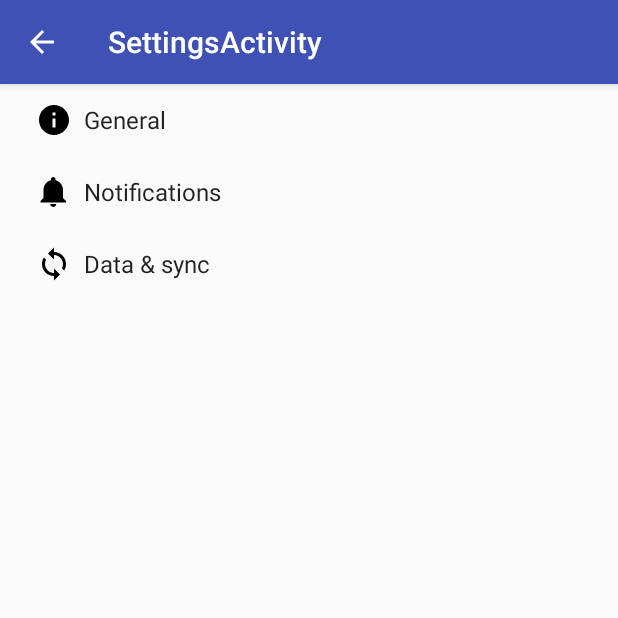
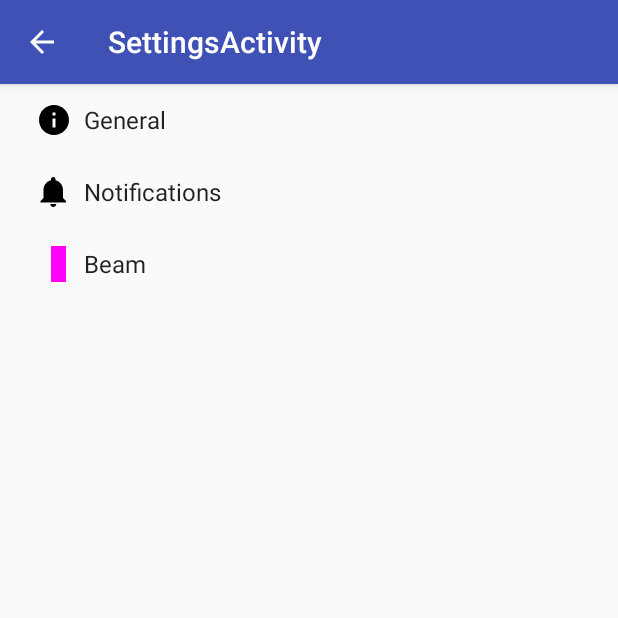
Before and after one commit to walterzhangau/BeamProject, an Android app: the SettingsActivity screen opened directly, with no data from a screen before it, on a phone screen of 412 x 824 dp, the top half of it. Run offline under Robolectric (Android 15) with nearby library versions, the phone set to English and light mode, and no system bars.

Commit message:
Edited settings fragments values/names
Added in new Icon for beam Settings

```diff
--- a/Beam/app/src/main/java/com/example/grace/myapplication/SettingsActivity.java
+++ b/Beam/app/src/main/java/com/example/grace/myapplication/SettingsActivity.java
@@ -166,7 +166,7 @@ public class SettingsActivity extends AppCompatPreferenceActivity {
     protected boolean isValidFragment(String fragmentName) {
         return PreferenceFragment.class.getName().equals(fragmentName)
                 || GeneralPreferenceFragment.class.getName().equals(fragmentName)
-                || DataSyncPreferenceFragment.class.getName().equals(fragmentName)
+                || BeamPreferenceFragment.class.getName().equals(fragmentName)
                 || NotificationPreferenceFragment.class.getName().equals(fragmentName);
     }
 
@@ -231,22 +231,22 @@ public class SettingsActivity extends AppCompatPreferenceActivity {
     }
 
     /**
-     * This fragment shows data and sync preferences only. It is used when the
+     * This fragment shows beam preferences only. It is used when the
      * activity is showing a two-pane settings UI.
      */
     @TargetApi(Build.VERSION_CODES.HONEYCOMB)
-    public static class DataSyncPreferenceFragment extends PreferenceFragment {
+    public static class BeamPreferenceFragment extends PreferenceFragment {
         @Override
         public void onCreate(Bundle savedInstanceState) {
             super.onCreate(savedInstanceState);
-            addPreferencesFromResource(R.xml.pref_data_sync);
+            addPreferencesFromResource(R.xml.pref_beam);
             setHasOptionsMenu(true);
 
             // Bind the summaries of EditText/List/Dialog/Ringtone preferences
             // to their values. When their values change, their summaries are
             // updated to reflect the new value, per the Android Design
             // guidelines.
-            bindPreferenceSummaryToValue(findPreference("sync_frequency"));
+            //bindPreferenceSummaryToValue(findPreference("sync_frequency"));
         }
 
         @Override
--- /dev/null
+++ b/Beam/app/src/main/res/drawable/ic_beam.xml
@@ -0,0 +1,10 @@
+<?xml version="1.0" encoding="utf-8"?>
+<vector xmlns:android="http://schemas.android.com/apk/res/android"
+    android:width="24dp"
+    android:height="24dp"
+    android:viewportHeight="24.0"
+    android:viewportWidth="24.0">
+    <path
+        android:fillColor="#FFFF00FF"
+        android:pathData="M10 0 L20 0 L20 30 L10 30 Z" />
+</vector>
--- a/Beam/app/src/main/res/values/strings.xml
+++ b/Beam/app/src/main/res/values/strings.xml
@@ -44,19 +44,19 @@
         <item>-1</item>
     </string-array>
 
-    <!-- Example settings for Data & Sync -->
-    <string name="pref_header_data_sync">Data &amp; sync</string>
+    <!-- Example settings for Beam -->
+    <string name="pref_header_beam">Beam</string>
 
-    <string name="pref_title_sync_frequency">Sync frequency</string>
-    <string-array name="pref_sync_frequency_titles">
-        <item>15 minutes</item>
-        <item>30 minutes</item>
-        <item>1 hour</item>
-        <item>3 hours</item>
-        <item>6 hours</item>
-        <item>Never</item>
+    <string name="pref_title_beam_colour">Beam colour</string>
+    <string-array name="pref_beam_colour_titles">
+        <item>Red</item>
+        <item>Orange</item>
+        <item>Yellow</item>
+        <item>Green</item>
+        <item>Blue</item>
+        <item>Purple</item>
     </string-array>
-    <string-array name="pref_sync_frequency_values">
+    <string-array name="pref_beam_colour_values">
         <item>15</item>
         <item>30</item>
         <item>60</item>
@@ -79,7 +79,7 @@
 
     <string-array name="multi_select_list_preference_default_value" />
 
-    <string name="pref_title_system_sync_settings">System sync settings</string>
+    <string name="pref_title_beam_settings">System beam settings</string>
 
     <!-- Example settings for Notifications -->
     <string name="pref_header_notifications">Notifications</string>
--- a/Beam/app/src/main/res/xml/pref_data_sync.xml
+++ b/Beam/app/src/main/res/xml/pref_beam.xml
@@ -5,17 +5,17 @@
     <!-- NOTE: ListPreference's summary should be set to its value by the activity code. -->
     <ListPreference
         android:defaultValue="180"
-        android:entries="@array/pref_sync_frequency_titles"
-        android:entryValues="@array/pref_sync_frequency_values"
-        android:key="sync_frequency"
+        android:entries="@array/pref_beam_colour_titles"
+        android:entryValues="@array/pref_beam_colour_values"
+        android:key="beam_colour"
         android:negativeButtonText="@null"
         android:positiveButtonText="@null"
-        android:title="@string/pref_title_sync_frequency" />
+        android:title="@string/pref_title_beam_colour" />
 
     <!-- This preference simply launches an intent when selected. Use this UI sparingly, per
          design guidelines. -->
-    <Preference android:title="@string/pref_title_system_sync_settings">
-        <intent android:action="android.settings.SYNC_SETTINGS" />
+    <Preference android:title="@string/pref_title_beam_settings">
+        <intent android:action="android.settings.BEAM" />
     </Preference>
 
 </PreferenceScreen>
--- a/Beam/app/src/main/res/xml/pref_headers.xml
+++ b/Beam/app/src/main/res/xml/pref_headers.xml
@@ -13,8 +13,8 @@
         android:title="@string/pref_header_notifications" />
 
     <header
-        android:fragment="com.example.grace.myapplication.SettingsActivity$DataSyncPreferenceFragment"
-        android:icon="@drawable/ic_sync_black_24dp"
-        android:title="@string/pref_header_data_sync" />
+        android:fragment="com.example.grace.myapplication.SettingsActivity$BeamPreferenceFragment"
+        android:icon="@drawable/ic_beam"
+        android:title="@string/pref_header_beam" />
 
 </preference-headers>
```
